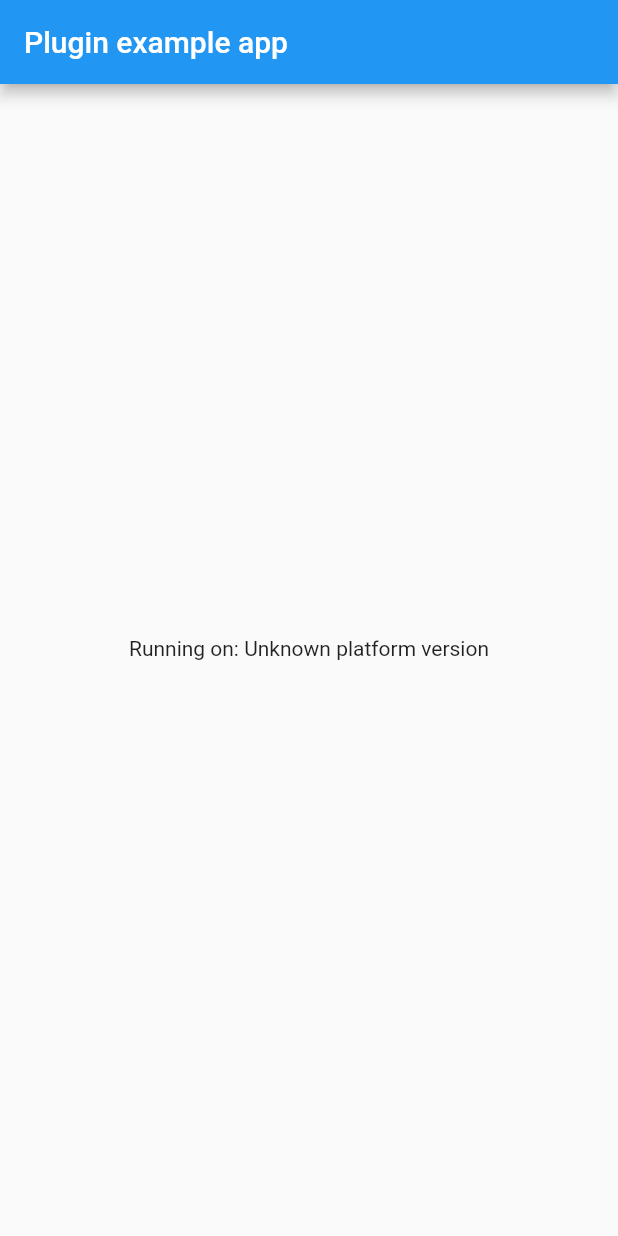
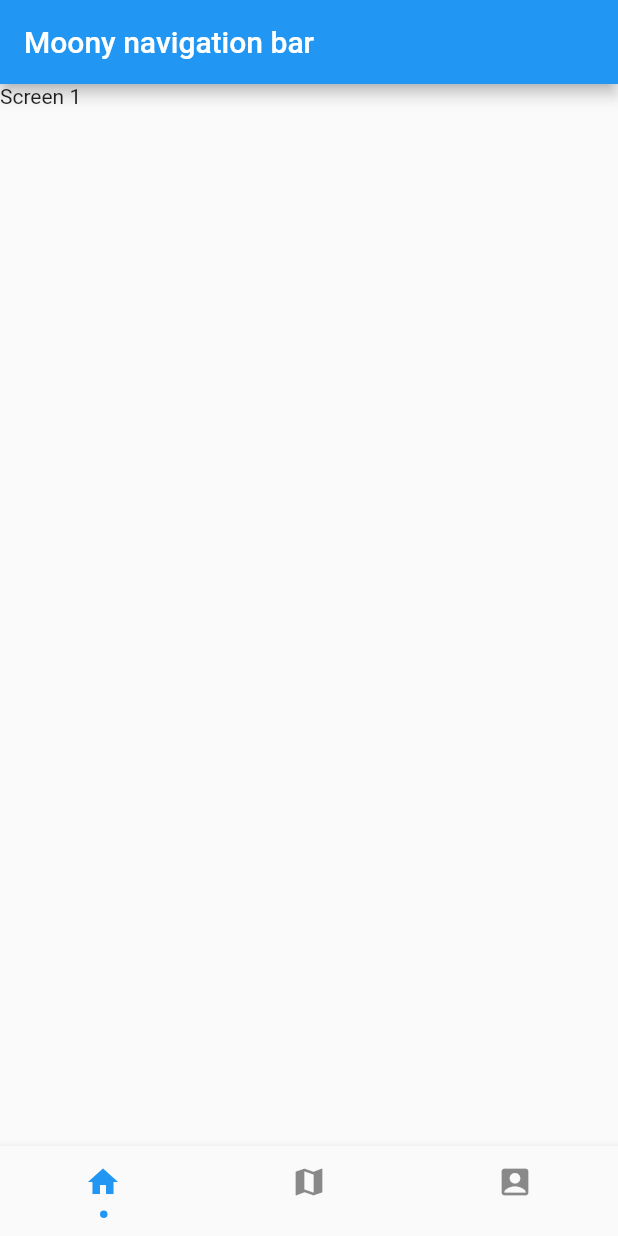
Before and after one commit to doctor-blue/moony_nav_bar_flutter, a Flutter app: the screen it shows after launch, on a phone screen of 412 x 824 dp. Run offline on Flutter 3.47's test engine with Material 2 defaults, Android fonts, the light colour scheme and no system bars.

Commit message:
Add Simple code

```diff
--- a/example/lib/main.dart
+++ b/example/lib/main.dart
@@ -1,8 +1,6 @@
 import 'package:flutter/material.dart';
-import 'dart:async';
-
-import 'package:flutter/services.dart';
 import 'package:moony_nav_bar/moony_nav_bar.dart';
+import 'package:moony_nav_bar_example/screen.dart';
 
 void main() {
   runApp(MyApp());
@@ -15,33 +13,14 @@ class MyApp extends StatefulWidget {
 
 class _MyAppState extends State<MyApp> {
   String _platformVersion = 'Unknown';
+  Widget _screen1 = Screen1();
+  Widget _screen2 = Screen2();
+  Widget _screen3 = Screen3();
+  int selectedIndex = 0;
 
   @override
   void initState() {
     super.initState();
-    initPlatformState();
-  }
-
-  // Platform messages are asynchronous, so we initialize in an async method.
-  Future<void> initPlatformState() async {
-    String platformVersion;
-    // Platform messages may fail, so we use a try/catch PlatformException.
-    // We also handle the message potentially returning null.
-    try {
-      platformVersion =
-          await MoonyNavBar.platformVersion ?? 'Unknown platform version';
-    } on PlatformException {
-      platformVersion = 'Failed to get platform version.';
-    }
-
-    // If the widget was removed from the tree while the asynchronous platform
-    // message was in flight, we want to discard the reply rather than calling
-    // setState to update our non-existent appearance.
-    if (!mounted) return;
-
-    setState(() {
-      _platformVersion = platformVersion;
-    });
   }
 
   @override
@@ -49,12 +28,45 @@ class _MyAppState extends State<MyApp> {
     return MaterialApp(
       home: Scaffold(
         appBar: AppBar(
-          title: const Text('Plugin example app'),
+          title: const Text('Moony navigation bar'),
         ),
-        body: Center(
-          child: Text('Running on: $_platformVersion\n'),
-        ),
+        body: getBody(),
+        bottomNavigationBar:
+            MoonyNavigationBar(// Usar -> "BottomNavigationDotBar"
+                items: <NavigationBarItem>[
+          NavigationBarItem(
+              icon: Icons.home,
+              onTap: () {
+                onTapHandler(0);
+              }),
+          NavigationBarItem(
+              icon: Icons.map,
+              onTap: () {
+                onTapHandler(1);
+              }),
+          NavigationBarItem(
+              icon: Icons.account_box,
+              onTap: () {
+                onTapHandler(2);
+              }),
+        ]),
       ),
     );
   }
+
+  Widget getBody() {
+    if (this.selectedIndex == 0) {
+      return this._screen1;
+    } else if (this.selectedIndex == 1) {
+      return this._screen2;
+    } else {
+      return this._screen3;
+    }
+  }
+
+  void onTapHandler(int index) {
+    this.setState(() {
+      this.selectedIndex = index;
+    });
+  }
 }
--- /dev/null
+++ b/example/lib/screen.dart
@@ -0,0 +1,32 @@
+import 'package:flutter/material.dart';
+
+class Screen1 extends StatelessWidget {
+  const Screen1({ Key? key }) : super(key: key);
+
+  @override
+  Widget build(BuildContext context) {
+    return Scaffold(
+      body: Text('Screen 1'),
+    );
+  }
+}
+class Screen2 extends StatelessWidget {
+  const Screen2({ Key? key }) : super(key: key);
+
+  @override
+  Widget build(BuildContext context) {
+    return Scaffold(
+      body: Text('Screen 2'),
+    );
+  }
+}
+class Screen3 extends StatelessWidget {
+  const Screen3({ Key? key }) : super(key: key);
+
+  @override
+  Widget build(BuildContext context) {
+    return Scaffold(
+      body: Text('Screen 3'),
+    );
+  }
+}
--- a/lib/moony_nav_bar.dart
+++ b/lib/moony_nav_bar.dart
@@ -1,14 +1,167 @@
+import 'package:flutter/material.dart';
 
-import 'dart:async';
+class MoonyNavigationBar extends StatefulWidget {
+  List<NavigationBarItem> items;
+  Color? activeColor = Colors.black;
+  Color? color = Colors.black12;
 
-import 'package:flutter/services.dart';
+  MoonyNavigationBar(
+      {required this.items, this.activeColor, this.color, Key? key})
+      : super(key: key);
 
-class MoonyNavBar {
-  static const MethodChannel _channel =
-      const MethodChannel('moony_nav_bar');
+  @override
+  State<StatefulWidget> createState() => _MoonyNavigationBarState();
+}
 
-  static Future<String?> get platformVersion async {
-    final String? version = await _channel.invokeMethod('getPlatformVersion');
-    return version;
+// ignore: unused_element
+class _MoonyNavigationBarState extends State<MoonyNavigationBar> {
+  GlobalKey _keyNavigationBar = GlobalKey();
+  double _numPositionBase = 0,
+      _numDifferenceBase = 0,
+      _positionLeftIndicatorDot = 0;
+  int _indexPageSelected = 0;
+
+  late Color _color = Colors.black45, _activeColor = Colors.black;
+
+  @override
+  void initState() {
+    WidgetsBinding.instance!.addPostFrameCallback(_afterLayout);
+    super.initState();
+  }
+
+  _afterLayout(_) {
+    _color = widget.color ?? Colors.black45;
+    _activeColor = widget.activeColor?? Theme.of(context).primaryColor;
+    final sizeNavigationBar =
+        (_keyNavigationBar.currentContext!.findRenderObject() as RenderBox)
+            .size;
+    _numPositionBase = ((sizeNavigationBar.width / widget.items.length));
+    _numDifferenceBase = (_numPositionBase - (_numPositionBase / 2) + 2);
+    setState(() {
+      _positionLeftIndicatorDot = _numPositionBase - _numDifferenceBase;
+    });
+  }
+
+  @override
+  Widget build(BuildContext context) => Container(
+        child: Material(
+            elevation: 5,
+            child: Container(
+              padding: EdgeInsets.symmetric(vertical: 12),
+              child: Stack(
+                key: _keyNavigationBar,
+                children: <Widget>[
+                  Padding(
+                    padding: EdgeInsets.only(bottom: 12),
+                    child: Row(
+                        mainAxisAlignment: MainAxisAlignment.spaceAround,
+                        children: _createNavigationIconButtonList(
+                            widget.items.asMap())),
+                  ),
+                  AnimatedPositioned(
+                      child: CircleAvatar(
+                          radius: 2.5, backgroundColor: _activeColor),
+                      duration: Duration(milliseconds: 400),
+                      curve: Curves.fastOutSlowIn,
+                      left: _positionLeftIndicatorDot,
+                      bottom: 0),
+                ],
+              ),
+            )),
+      );
+
+  List<NavigationButton> _createNavigationIconButtonList(
+      Map<int, NavigationBarItem> mapItem) {
+    List<NavigationButton> children = [];
+
+    mapItem.forEach((index, item) => children.add(NavigationButton(
+          item.icon,
+          (index == _indexPageSelected) ? _activeColor : _color,
+          item.onTap,
+          () {
+            _changeOptionBottomBar(index);
+          },
+          key: null,
+        )));
+    return children;
+  }
+
+  void _changeOptionBottomBar(int indexPageSelected) {
+    if (indexPageSelected != _indexPageSelected) {
+      setState(() {
+        _positionLeftIndicatorDot =
+            (_numPositionBase * (indexPageSelected + 1)) - _numDifferenceBase;
+      });
+      _indexPageSelected = indexPageSelected;
+    }
   }
 }
+
+class NavigationBarItem {
+  final IconData icon;
+  final NavigationButtonTapCallback onTap;
+  const NavigationBarItem({required this.icon, required this.onTap});
+}
+
+typedef NavigationButtonTapCallback = void Function();
+
+class NavigationButton extends StatefulWidget {
+  final IconData _icon;
+  final Color _colorIcon;
+  final NavigationButtonTapCallback _onTapInternalButton;
+  final NavigationButtonTapCallback _onTapExternalButton;
+
+  const NavigationButton(this._icon, this._colorIcon, this._onTapInternalButton,
+      this._onTapExternalButton,
+      {Key? key})
+      : super(key: key);
+
+  @override
+  _NavigationButtonState createState() => _NavigationButtonState();
+}
+
+class _NavigationButtonState extends State<NavigationButton>
+    with SingleTickerProviderStateMixin {
+  late AnimationController _controller;
+  late Animation<double> _scaleAnimation;
+  double _opacityIcon = 1;
+
+  @override
+  void initState() {
+    super.initState();
+    _controller =
+        AnimationController(vsync: this, duration: Duration(milliseconds: 200));
+    _scaleAnimation = Tween<double>(begin: 1, end: 0.93).animate(_controller);
+  }
+
+  @override
+  Widget build(BuildContext context) => GestureDetector(
+      onTapDown: (_) {
+        _controller.forward();
+        setState(() {
+          _opacityIcon = 0.7;
+        });
+      },
+      onTapUp: (_) {
+        _controller.reverse();
+        setState(() {
+          _opacityIcon = 1;
+        });
+      },
+      onTapCancel: () {
+        _controller.reverse();
+        setState(() {
+          _opacityIcon = 1;
+        });
+      },
+      onTap: () {
+        widget._onTapInternalButton();
+        widget._onTapExternalButton();
+      },
+      child: ScaleTransition(
+          scale: _scaleAnimation,
+          child: AnimatedOpacity(
+              opacity: _opacityIcon,
+              duration: Duration(milliseconds: 200),
+              child: Icon(widget._icon, color: widget._colorIcon))));
+}
```
